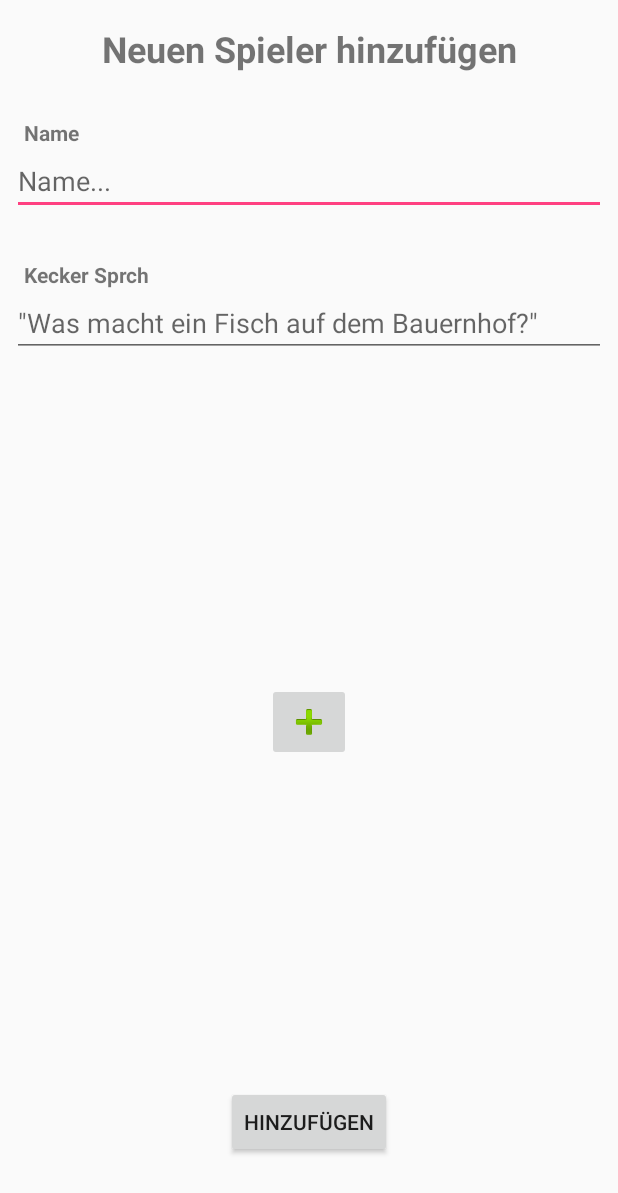
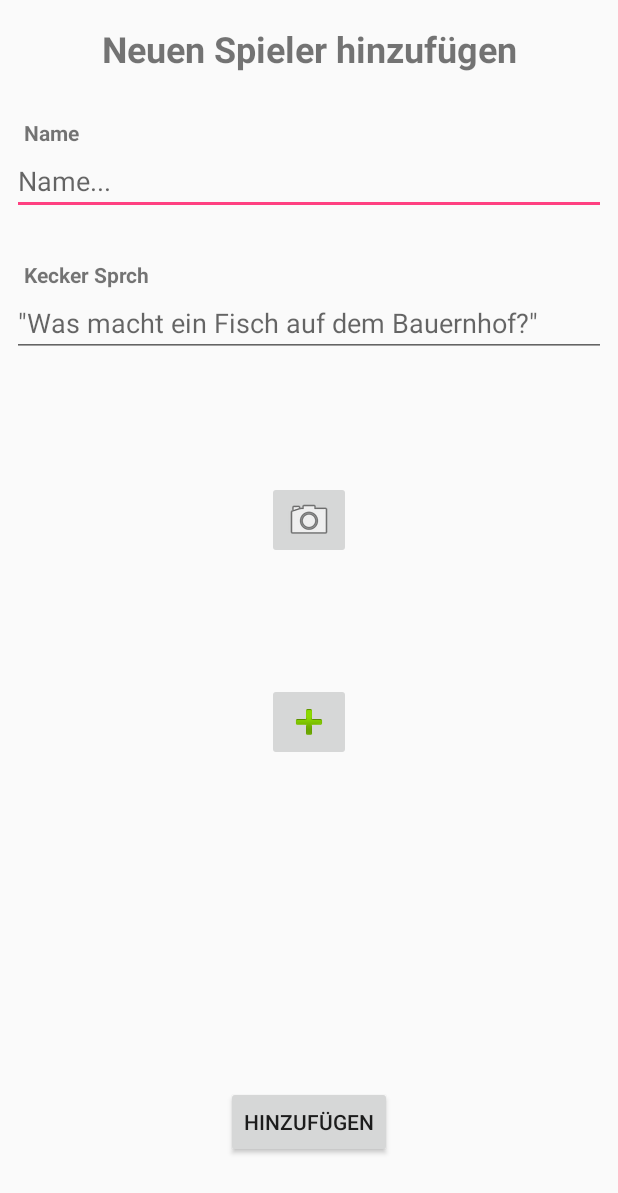
Before and after one commit to fabianshensel/Wusolo, an Android app: the AddPlayerActivity screen opened directly, with no data from a screen before it, on a phone screen of 412 x 824 dp. Shown: the top 1193 px of the screen. Run offline under Robolectric (Android 15) with nearby library versions, the phone set to English and light mode, and no system bars.

Commit message:
Bild kann nun auch direkt ueber Kamera aufgenommen werden

```diff
--- a/app/src/main/java/com/example/fabia/doppelkopfnew/AddPlayerActivity.java
+++ b/app/src/main/java/com/example/fabia/doppelkopfnew/AddPlayerActivity.java
@@ -6,6 +6,7 @@ import android.graphics.Bitmap;
 import android.graphics.BitmapFactory;
 import android.media.Image;
 import android.net.Uri;
+import android.provider.MediaStore;
 import android.support.v7.app.AppCompatActivity;
 import android.os.Bundle;
 import android.view.View;
@@ -25,6 +26,7 @@ public class AddPlayerActivity extends AppCompatActivity {
 
     private PlayerController playerController;
     private int IMAGE_REQUEST = 1;
+    private int CAMERA_REQUEST = 2;
     private int NEW_PLAYER_ADDED = 1;
 
     @Override
@@ -40,6 +42,16 @@ public class AddPlayerActivity extends AppCompatActivity {
         final EditText commentText = findViewById(R.id.playerCommentEditText);
         Button addBtn = findViewById(R.id.playerHinzufuegenButton);
         ImageButton imageButton = findViewById(R.id.playerAddImageButton);
+        ImageButton cameraImagebtn = findViewById(R.id.playerAddCameraImageButton);
+
+        //Config Camera Button
+        cameraImagebtn.setOnClickListener(new View.OnClickListener() {
+            @Override
+            public void onClick(View view) {
+                Intent takePicture = new Intent(MediaStore.ACTION_IMAGE_CAPTURE);
+                startActivityForResult(takePicture, CAMERA_REQUEST);
+            }
+        });
 
         //Config Image Button
         imageButton.setOnClickListener(new View.OnClickListener() {
@@ -73,8 +85,10 @@ public class AddPlayerActivity extends AppCompatActivity {
 
                 //Bild speichern wenn name unique damit nicht Bilder ueberschrieben werden
                 if(!playerController.isInList(name)){
-                    if(bitmap != null){
-                        pPath = PictureStorageHelper.saveToInternalStorage(bitmap,AddPlayerActivity.this, name + ".jpg");
+                    if(bitmap != null) {
+                        pPath = PictureStorageHelper.saveToInternalStorage(bitmap, AddPlayerActivity.this, name + ".jpg");
+                    }else{
+                        pPath = "noPath";
                     }
                 }
 
@@ -110,5 +124,14 @@ public class AddPlayerActivity extends AppCompatActivity {
             }
         }
 
+        if(reqCode == CAMERA_REQUEST){
+            if(resultCode == RESULT_OK){
+
+                    bitmap = (Bitmap) data.getExtras().get("data");
+
+
+            }
+        }
+
     }
 }
--- a/app/src/main/java/com/example/fabia/doppelkopfnew/myFragments/PlayersFragment.java
+++ b/app/src/main/java/com/example/fabia/doppelkopfnew/myFragments/PlayersFragment.java
@@ -55,7 +55,8 @@ public class PlayersFragment extends Fragment {
             b.setId(i);
             b.setTextAlignment(View.TEXT_ALIGNMENT_TEXT_START);
             b.setStateListAnimator(null);
-            b.setBackgroundColor(getResources().getColor(R.color.colorPrimaryDark));
+            b.setBackgroundColor(getResources().getColor(R.color.coloGrey));
+            b.setElevation(3.0f);
             b.setTextSize(30);
             b.setAllCaps(false);
             LinearLayout.LayoutParams params = new LinearLayout.LayoutParams(ViewGroup.LayoutParams.MATCH_PARENT,200);
--- a/app/src/main/res/layout/activity_add_player.xml
+++ b/app/src/main/res/layout/activity_add_player.xml
@@ -97,4 +97,18 @@
         app:layout_constraintTop_toBottomOf="@+id/playerCommentEditText"
         app:srcCompat="@android:drawable/ic_input_add" />
 
+    <ImageButton
+        android:id="@+id/playerAddCameraImageButton"
+        android:layout_width="wrap_content"
+        android:layout_height="wrap_content"
+        android:layout_marginBottom="8dp"
+        android:layout_marginEnd="8dp"
+        android:layout_marginStart="8dp"
+        android:layout_marginTop="8dp"
+        app:layout_constraintBottom_toTopOf="@+id/playerAddImageButton"
+        app:layout_constraintEnd_toEndOf="parent"
+        app:layout_constraintStart_toStartOf="parent"
+        app:layout_constraintTop_toBottomOf="@+id/playerCommentEditText"
+        app:srcCompat="@android:drawable/ic_menu_camera" />
+
 </android.support.constraint.ConstraintLayout>
--- a/app/src/main/res/layout/activity_player_profil.xml
+++ b/app/src/main/res/layout/activity_player_profil.xml
@@ -25,10 +25,8 @@
                 android:layout_width="wrap_content"
                 android:layout_height="wrap_content"
                 android:layout_marginEnd="8dp"
-                android:layout_marginLeft="8dp"
-                android:layout_marginRight="8dp"
                 android:layout_marginStart="8dp"
-                android:layout_marginTop="384dp"
+                android:layout_marginTop="500dp"
                 android:text="Scrollen Funzt"
                 app:layout_constraintEnd_toEndOf="parent"
                 app:layout_constraintHorizontal_bias="0.268"
```
